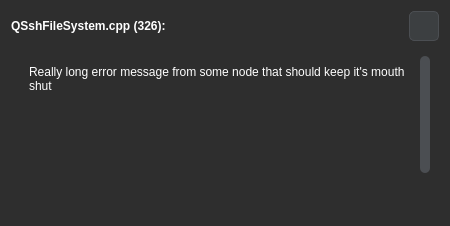
robotique-udes/rover, file rover_gui/ui/ui/Notification.ui: the form before one commit.
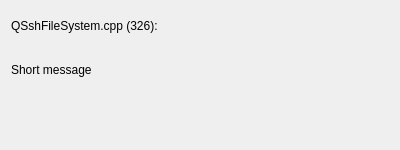
The form after the commit. Icons and pictures are not drawn.

Commit message: Removed start of notification implementation

The edit to the form file:
```diff
--- a/rover_gui/ui/ui/Notification.ui
+++ b/rover_gui/ui/ui/Notification.ui
@@ -6,8 +6,8 @@
    <rect>
     <x>0</x>
     <y>0</y>
-    <width>450</width>
-    <height>200</height>
+    <width>400</width>
+    <height>150</height>
    </rect>
   </property>
   <property name="sizePolicy">
@@ -18,147 +18,46 @@
   </property>
   <property name="minimumSize">
    <size>
-    <width>450</width>
-    <height>0</height>
+    <width>400</width>
+    <height>150</height>
    </size>
   </property>
   <property name="maximumSize">
    <size>
-    <width>450</width>
-    <height>200</height>
+    <width>471</width>
+    <height>271</height>
    </size>
   </property>
   <property name="windowTitle">
    <string>Form</string>
   </property>
   <property name="styleSheet">
-   <string notr="true">QWidget {
-    background-color: #2e2e2e;
-    color: #ffffff;
-}
-
-QMenuBar {
-    background-color: #3c3f41;
-    color: #ffffff;
-}
-
-QMenu {
-    background-color: #3c3f41;
-    color: #ffffff;
-}
-
-QMenu::item {
-    padding: 5px 30px;
-}
-
-QMenu::item:selected {
-    background-color: #4a4e54;
-}
-
-QPushButton {
-    background-color: #3c3f41;
-    border: 1px solid #4b4e52;
-    border-radius: 5px;
-    padding: 5px 10px;
-}
-
-QPushButton:hover {
-    background-color: #4d4d4d;
-}
-
-QLineEdit {
-    background-color: #3c3f41;
-    color: #ffffff;
-    border: 1px solid #4b4e52;
-    border-radius: 5px;
-    padding: 5px;
-}
-
-QTextEdit {
-    background-color: #3c3f41;
-    color: #ffffff;
-    border: 1px solid #4b4e52;
-    border-radius: 5px;
-}
-
-QLabel {
-    color: #ffffff;
-}
-
-QScrollBar:vertical {
-    background: #2e2e2e;
-    width: 10px;
-}
-
-QScrollBar::handle:vertical {
-    background: #4b4e52;
-    border-radius: 5px;
-}
-
-QScrollBar::add-line:vertical,
-QScrollBar::sub-line:vertical {
-    background: none;
-}
-
-QCheckBox {
-    color: #ffffff;
-}
-
-QRadioButton {
-    color: #ffffff;
-}
-
-QRadioButton::indicator {
-    background-color: #3c3f41;
-    border: 1px solid #4b4e52;
-}
-
-QRadioButton::indicator:checked {
-    background-color: #4d4d4d;
-}
-
-QTabWidget::pane {
-    background-color: #2e2e2e;
-}
-
-QTabBar::tab {
-    background-color: #3c3f41;
-    color: #ffffff;
-    padding: 10px;
-}
-
-QTabBar::tab:selected {
-    background-color: #4d4d4d;
-}
-
-QProgressBar {
-    background-color: #4b4e52;
-    color: #ffffff;
-}
-
-QProgressBar::chunk {
-    background-color: #5cb85c;
-}
-
-QStatusBar {
-    background-color: #3c3f41;
-    color: #ffffff;
-}</string>
+   <string notr="true"/>
   </property>
-  <layout class="QGridLayout" name="gridLayout_4">
-   <item row="0" column="0">
     <layout class="QGridLayout" name="gridLayout">
      <item row="0" column="0">
       <layout class="QVBoxLayout" name="verticalLayout">
+     <property name="spacing">
+      <number>0</number>
+     </property>
        <item>
         <layout class="QHBoxLayout" name="horizontalLayout">
+       <property name="spacing">
+        <number>0</number>
+       </property>
          <item>
-          <widget class="QLabel" name="label">
-           <property name="font">
-            <font>
-             <weight>75</weight>
-             <bold>true</bold>
-            </font>
+        <widget class="QLabel" name="lb_sender">
+         <property name="sizePolicy">
+          <sizepolicy hsizetype="Minimum" vsizetype="Minimum">
+           <horstretch>0</horstretch>
+           <verstretch>0</verstretch>
+          </sizepolicy>
+         </property>
+         <property name="maximumSize">
+          <size>
+           <width>16777215</width>
+           <height>30</height>
+          </size>
            </property>
            <property name="text">
             <string>QSshFileSystem.cpp (326):</string>
@@ -170,9 +69,12 @@
            <property name="orientation">
             <enum>Qt::Horizontal</enum>
            </property>
+         <property name="sizeType">
+          <enum>QSizePolicy::Expanding</enum>
+         </property>
            <property name="sizeHint" stdset="0">
             <size>
-             <width>40</width>
+           <width>10</width>
              <height>20</height>
             </size>
            </property>
@@ -196,7 +98,14 @@
             <string/>
            </property>
            <property name="icon">
-            <iconset theme="window-close"/>
+          <iconset theme="window-close">
+           <normaloff>.</normaloff>.</iconset>
+         </property>
+         <property name="iconSize">
+          <size>
+           <width>20</width>
+           <height>20</height>
+          </size>
            </property>
            <property name="autoDefault">
             <bool>false</bool>
@@ -212,36 +121,17 @@
         </layout>
        </item>
        <item>
-        <widget class="QStackedWidget" name="stackedWidget">
-         <property name="sizePolicy">
-          <sizepolicy hsizetype="Minimum" vsizetype="Minimum">
-           <horstretch>0</horstretch>
-           <verstretch>0</verstretch>
-          </sizepolicy>
-         </property>
-         <property name="frameShape">
-          <enum>QFrame::NoFrame</enum>
-         </property>
-         <property name="frameShadow">
-          <enum>QFrame::Plain</enum>
-         </property>
-         <property name="lineWidth">
-          <number>0</number>
-         </property>
-         <widget class="QWidget" name="first">
-          <property name="sizePolicy">
-           <sizepolicy hsizetype="Minimum" vsizetype="Minimum">
-            <horstretch>0</horstretch>
-            <verstretch>0</verstretch>
-           </sizepolicy>
-          </property>
-          <layout class="QGridLayout" name="gridLayout_3">
-           <item row="0" column="0">
             <widget class="QScrollArea" name="scrollArea">
+       <property name="sizePolicy">
+        <sizepolicy hsizetype="Minimum" vsizetype="Minimum">
+         <horstretch>0</horstretch>
+         <verstretch>0</verstretch>
+        </sizepolicy>
+       </property>
              <property name="maximumSize">
               <size>
                <width>16777215</width>
-               <height>150</height>
+         <height>16000000</height>
               </size>
              </property>
              <property name="autoFillBackground">
@@ -261,11 +151,32 @@
                <rect>
                 <x>0</x>
                 <y>0</y>
-                <width>400</width>
-                <height>219</height>
-               </rect>
-              </property>
+          <width>380</width>
+          <height>98</height>
+         </rect>
+        </property>
+        <property name="sizePolicy">
+         <sizepolicy hsizetype="Minimum" vsizetype="Minimum">
+          <horstretch>0</horstretch>
+          <verstretch>0</verstretch>
+         </sizepolicy>
+        </property>
               <layout class="QGridLayout" name="gridLayout_2">
+         <property name="leftMargin">
+          <number>0</number>
+         </property>
+         <property name="topMargin">
+          <number>0</number>
+         </property>
+         <property name="rightMargin">
+          <number>0</number>
+         </property>
+         <property name="bottomMargin">
+          <number>0</number>
+         </property>
+         <property name="spacing">
+          <number>0</number>
+         </property>
                <item row="0" column="0">
                 <widget class="QLabel" name="label_2">
                  <property name="sizePolicy">
@@ -281,7 +192,7 @@
                   </size>
                  </property>
                  <property name="text">
-                  <string>&lt;html&gt;&lt;head/&gt;&lt;body&gt;&lt;p&gt;Really long error message from some node that should keep it's mouth shut &lt;/p&gt;&lt;p&gt;&lt;br/&gt;&lt;/p&gt;&lt;p&gt;&lt;br/&gt;&lt;/p&gt;&lt;p&gt;&lt;br/&gt;&lt;/p&gt;&lt;p&gt;Test 134&lt;/p&gt;&lt;/body&gt;&lt;/html&gt;</string>
+            <string>&lt;html&gt;&lt;head/&gt;&lt;body&gt;&lt;p&gt;Short message&lt;/p&gt;&lt;p&gt;&lt;br/&gt;&lt;/p&gt;&lt;/body&gt;&lt;/html&gt;</string>
                  </property>
                  <property name="textFormat">
                   <enum>Qt::RichText</enum>
@@ -303,13 +214,6 @@
               </layout>
              </widget>
             </widget>
-           </item>
-          </layout>
-         </widget>
-         <widget class="QWidget" name="page_2"/>
-        </widget>
-       </item>
-      </layout>
      </item>
     </layout>
    </item>
```
Left out of the diff: 8 changed lines with no effect on the pictures. Lines whose indentation alone changed are shown as unchanged. The commit also changes 6 other files.
